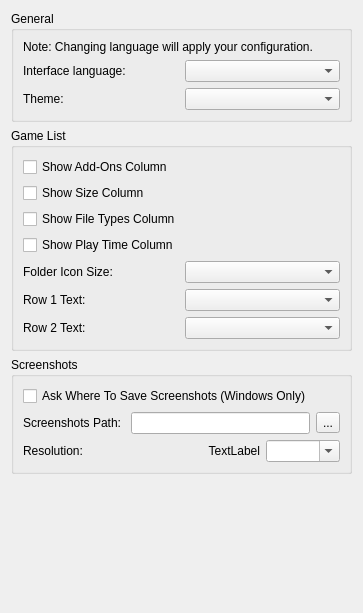
Qt form src/lichii/configuration/configure_ui.ui (ddddng/Lichii) before a commit.
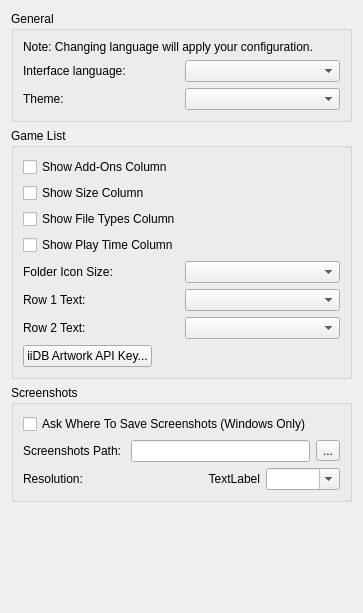
The same form after that commit.

Commit message: qt: pick iiDB artwork from game Properties

The edit to the form file:
```diff
--- a/src/lichii/configuration/configure_ui.ui
+++ b/src/lichii/configuration/configure_ui.ui
@@ -146,6 +146,16 @@
           </item>
          </layout>
         </item>
+        <item alignment="Qt::AlignLeft">
+         <widget class="QPushButton" name="iidb_api_key">
+          <property name="text">
+           <string>iiDB Artwork API Key...</string>
+          </property>
+          <property name="toolTip">
+           <string>Set, test or forget the personal key for browsing iiDB artwork in game Properties.</string>
+          </property>
+         </widget>
+        </item>
        </layout>
       </item>
      </layout>
```
The commit also changes 21 other files.
